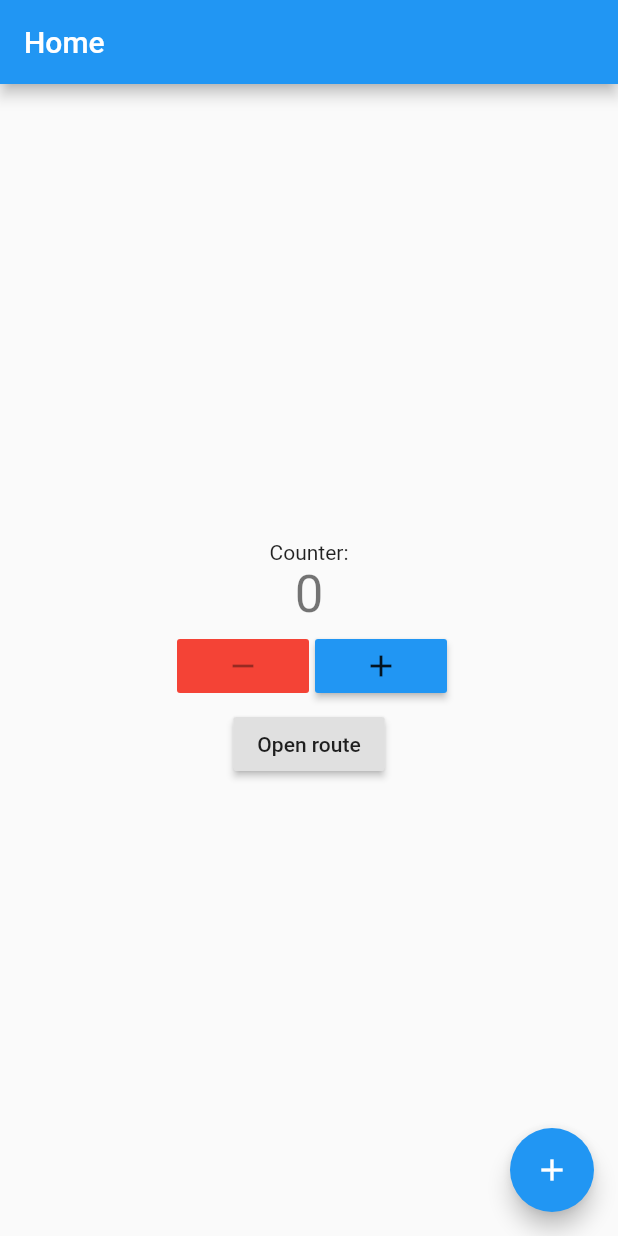
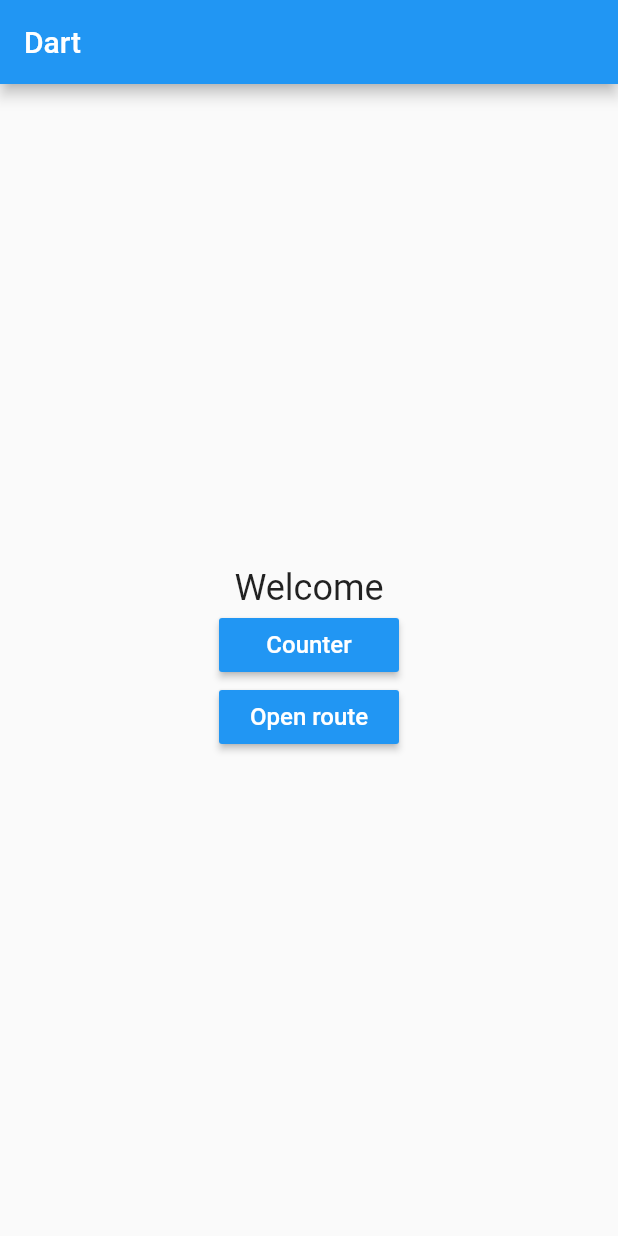
Before and after one commit to LexaLukovka/flutter_first_app, a Flutter app: the screen it shows after launch, on a phone screen of 412 x 824 dp. Run offline on Flutter 3.47's test engine with Material 2 defaults, Android fonts, the phone set to English and light mode, and no system bars.

Commit message:
fix structure

```diff
--- a/lib/routes.dart
+++ b/lib/routes.dart
@@ -1,18 +1,19 @@
 import 'package:flutter/material.dart';
-import 'package:flutter_app/screens/Home/index.dart';
+import 'package:flutter_app/screens/IndexScreen.dart';
+import 'package:flutter_app/screens/Counter/index.dart';
 import 'package:flutter_app/screens/@register/index.dart';
 
 class Routes {
 
   var routes = <String, WidgetBuilder>{
-    "/home": (BuildContext context) => Home(),
+    "/counter": (BuildContext context) => Counter(),
     "/register": (BuildContext context) => Register()
   };
 
   Routes() {
     runApp(new MaterialApp(
       title: "Flutter App",
-      home: Home(),
+      home: IndexScreen(),
       routes: routes,
     ));
   }
--- a/lib/screens/Home/index.dart
+++ b/lib/screens/Counter/index.dart
@@ -1,15 +1,15 @@
 import 'package:flutter/material.dart';
 
-class Home extends StatefulWidget {
-  Home({Key key, this.title}) : super(key: key);
+class Counter extends StatefulWidget {
+  Counter({Key key, this.title}) : super(key: key);
 
   final String title;
 
   @override
-  HomeState createState() => HomeState();
+  CounterState createState() => CounterState();
 }
 
-class HomeState extends State<Home> {
+class CounterState extends State<Counter> {
   int _counter = 0;
 
   void _incrementCounter() {
@@ -27,9 +27,8 @@ class HomeState extends State<Home> {
   @override
   Widget build(BuildContext context) {
     return Scaffold(
-//        backgroundColor: Colors.black12,
         appBar: AppBar(
-          title: Text("Home"),
+          title: Text("Counter"),
         ),
         body: Center(
           child: Column(mainAxisAlignment: MainAxisAlignment.center, children: [
@@ -59,10 +58,6 @@ class HomeState extends State<Home> {
                 ),
               ],
             ),
-            RaisedButton(
-              child: Text('Open route'),
-              onPressed: () => Navigator.of(context).pushNamed("/register"),
-            ),
           ]),
         ),
         floatingActionButton: FloatingActionButton(
--- /dev/null
+++ b/lib/screens/IndexScreen.dart
@@ -0,0 +1,47 @@
+import 'package:flutter/material.dart';
+
+class IndexScreen extends StatelessWidget {
+  @override
+  Widget build(BuildContext context) {
+    return Scaffold(
+      appBar: AppBar(
+        title: Text("Dart"),
+      ),
+      body: Center(
+        child: Column(mainAxisAlignment: MainAxisAlignment.center, children: [
+          Text(
+            'Welcome',
+            style: TextStyle(
+              fontSize: 24,
+            ),
+          ),
+          ButtonTheme(
+            minWidth: 120,
+            child: Column(children: [
+              RaisedButton(
+                child: Text(
+                  'Counter',
+                  style: TextStyle(
+                    fontSize: 16,
+                  ),
+                ),
+                textTheme: ButtonTextTheme.primary,
+                onPressed: () => Navigator.of(context).pushNamed("/counter"),
+              ),
+              RaisedButton(
+                child: Text(
+                  'Open route',
+                  style: TextStyle(
+                    fontSize: 16,
+                  ),
+                ),
+                textTheme: ButtonTextTheme.primary,
+                onPressed: () => Navigator.of(context).pushNamed("/register"),
+              ),
+            ]),
+          ),
+        ]),
+      ),
+    );
+  }
+}
```
Also changed, not shown: 1 other file.
